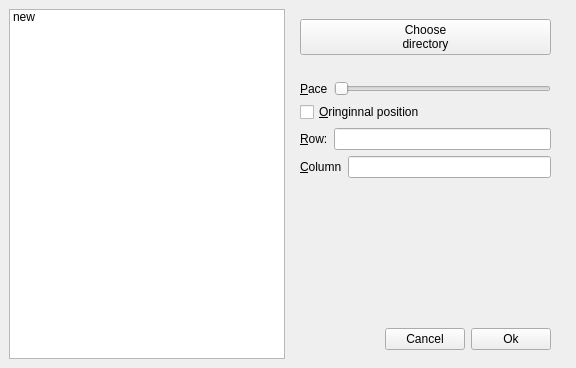
rightlorg/funcatching, file funcatching/initializemap.ui: the form before one commit.
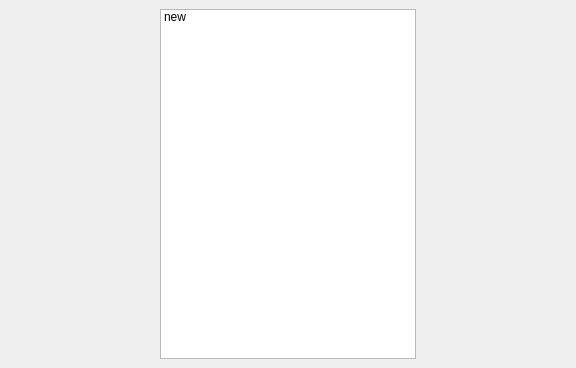
The form after the commit.

What changed in the file:
```diff
--- a/funcatching/initializemap.ui
+++ b/funcatching/initializemap.ui
@@ -14,9 +14,15 @@
    <string>MainWindow</string>
   </property>
   <widget class="QWidget" name="centralwidget">
-   <layout class="QHBoxLayout" name="horizontalLayout_5">
+   <layout class="QHBoxLayout" name="horizontalLayout">
     <item>
      <widget class="QListWidget" name="listWidget">
+      <property name="sizePolicy">
+       <sizepolicy hsizetype="Fixed" vsizetype="Expanding">
+        <horstretch>0</horstretch>
+        <verstretch>0</verstretch>
+       </sizepolicy>
+      </property>
       <item>
        <property name="text">
         <string>new</string>
@@ -24,189 +30,6 @@
       </item>
      </widget>
     </item>
-    <item>
-     <widget class="QStackedWidget" name="stackedWidget">
-      <widget class="QWidget" name="page">
-       <widget class="QWidget" name="layoutWidget">
-        <property name="geometry">
-         <rect>
-          <x>9</x>
-          <y>10</y>
-          <width>251</width>
-          <height>331</height>
-         </rect>
-        </property>
-        <layout class="QVBoxLayout" name="verticalLayout_4">
-         <property name="sizeConstraint">
-          <enum>QLayout::SetMinimumSize</enum>
-         </property>
-         <item>
-          <layout class="QVBoxLayout" name="verticalLayout_3">
-           <item>
-            <widget class="QPushButton" name="directoreButton">
-             <property name="sizePolicy">
-              <sizepolicy hsizetype="Minimum" vsizetype="Fixed">
-               <horstretch>60</horstretch>
-               <verstretch>30</verstretch>
-              </sizepolicy>
-             </property>
-             <property name="text">
-              <string>Choose 
-directory</string>
-             </property>
-            </widget>
-           </item>
-           <item>
-            <widget class="QLabel" name="directoryLabel">
-             <property name="sizePolicy">
-              <sizepolicy hsizetype="Fixed" vsizetype="Fixed">
-               <horstretch>0</horstretch>
-               <verstretch>0</verstretch>
-              </sizepolicy>
-             </property>
-             <property name="text">
-              <string/>
-             </property>
-            </widget>
-           </item>
-          </layout>
-         </item>
-         <item>
-          <layout class="QHBoxLayout" name="horizontalLayout_4">
-           <item>
-            <widget class="QLabel" name="paceLabel">
-             <property name="text">
-              <string>&amp;Pace</string>
-             </property>
-             <property name="buddy">
-              <cstring>paceSlider</cstring>
-             </property>
-            </widget>
-           </item>
-           <item>
-            <widget class="QSlider" name="paceSlider">
-             <property name="maximum">
-              <number>7</number>
-             </property>
-             <property name="orientation">
-              <enum>Qt::Horizontal</enum>
-             </property>
-            </widget>
-           </item>
-          </layout>
-         </item>
-         <item>
-          <layout class="QVBoxLayout" name="verticalLayout_2">
-           <item>
-            <widget class="QCheckBox" name="posCheck">
-             <property name="text">
-              <string>&amp;Oringinnal position</string>
-             </property>
-            </widget>
-           </item>
-           <item>
-            <layout class="QVBoxLayout" name="verticalLayout">
-             <item>
-              <layout class="QHBoxLayout" name="horizontalLayout_3">
-               <item>
-                <widget class="QLabel" name="rowLabel">
-                 <property name="text">
-                  <string>&amp;Row:</string>
-                 </property>
-                 <property name="buddy">
-                  <cstring>rowEdit</cstring>
-                 </property>
-                </widget>
-               </item>
-               <item>
-                <widget class="QLineEdit" name="rowEdit">
-                 <property name="enabled">
-                  <bool>true</bool>
-                 </property>
-                </widget>
-               </item>
-              </layout>
-             </item>
-             <item>
-              <layout class="QHBoxLayout" name="horizontalLayout_2">
-               <item>
-                <widget class="QLabel" name="columnLabel">
-                 <property name="text">
-                  <string>&amp;Column</string>
-                 </property>
-                 <property name="buddy">
-                  <cstring>columnEdit</cstring>
-                 </property>
-                </widget>
-               </item>
-               <item>
-                <widget class="QLineEdit" name="columnEdit">
-                 <property name="enabled">
-                  <bool>true</bool>
-                 </property>
-                </widget>
-               </item>
-              </layout>
-             </item>
-            </layout>
-           </item>
-          </layout>
-         </item>
-         <item>
-          <spacer name="verticalSpacer">
-           <property name="orientation">
-            <enum>Qt::Vertical</enum>
-           </property>
-           <property name="sizeType">
-            <enum>QSizePolicy::Expanding</enum>
-           </property>
-           <property name="sizeHint" stdset="0">
-            <size>
-             <width>20</width>
-             <height>40</height>
-            </size>
-           </property>
-          </spacer>
-         </item>
-         <item>
-          <layout class="QHBoxLayout" name="horizontalLayout">
-           <item>
-            <spacer name="horizontalSpacer">
-             <property name="orientation">
-              <enum>Qt::Horizontal</enum>
-             </property>
-             <property name="sizeHint" stdset="0">
-              <size>
-               <width>40</width>
-               <height>20</height>
-              </size>
-             </property>
-            </spacer>
-           </item>
-           <item>
-            <widget class="QPushButton" name="cancelButton">
-             <property name="text">
-              <string>Cancel</string>
-             </property>
-            </widget>
-           </item>
-           <item>
-            <widget class="QPushButton" name="okButton">
-             <property name="text">
-              <string>Ok</string>
-             </property>
-             <property name="autoDefault">
-              <bool>false</bool>
-             </property>
-            </widget>
-           </item>
-          </layout>
-         </item>
-        </layout>
-       </widget>
-      </widget>
-     </widget>
-    </item>
    </layout>
   </widget>
  </widget>
```
